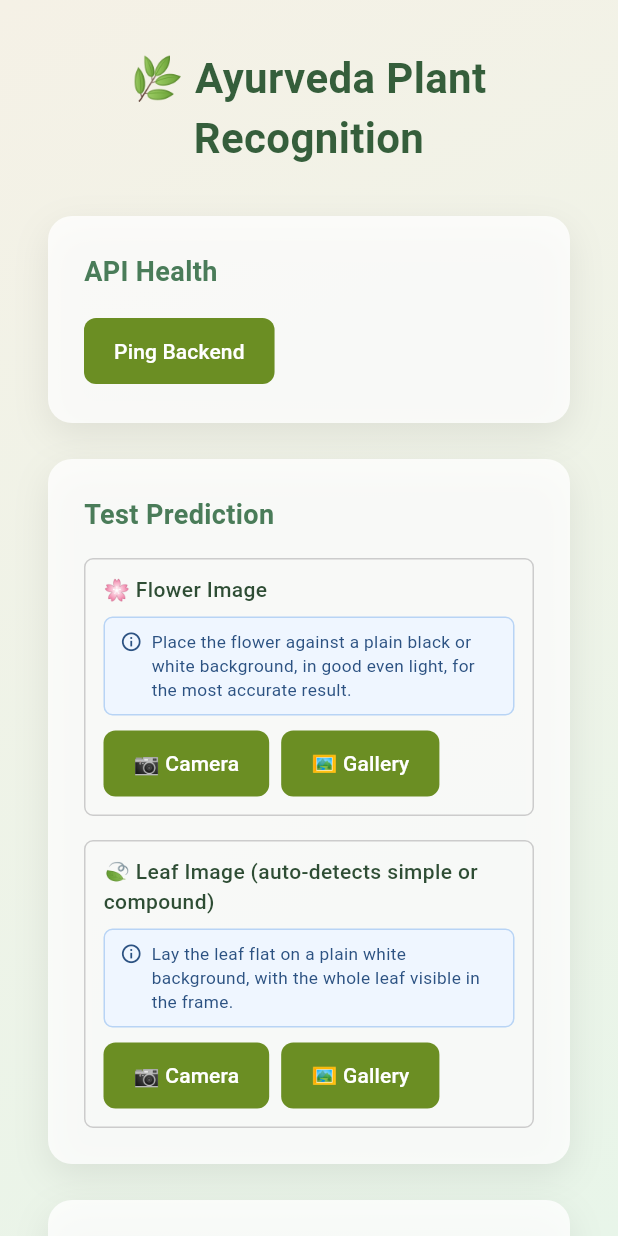
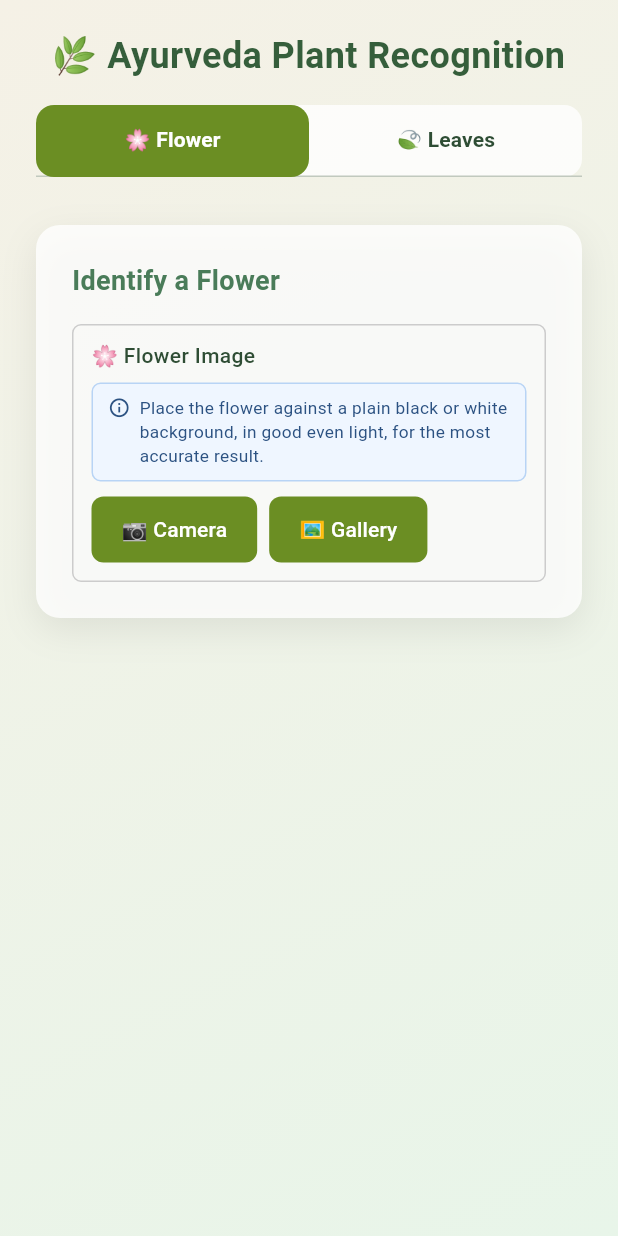
Before and after one commit to 6614Kavya/ayurveda-recognition, a Flutter app: the screen it shows after launch, on a phone screen of 412 x 824 dp. Run offline on Flutter 3.47's test engine with Material 3 defaults, Android fonts, the phone set to English and light mode, and no system bars; our stand-ins replace image_picker; missing offline and left inert: file_selector; Roboto replaces fonts that are missing (Segoe UI).

Commit message:
Implemented navigation through tab navigator for flower modules and leaf modules

```diff
--- /dev/null
+++ b/frontend-flutter/veda_vision/lib/screens/flower_tab.dart
@@ -0,0 +1,87 @@
+import 'package:flutter/material.dart';
+import 'package:image_picker/image_picker.dart';
+import '../services/api_service.dart';
+import '../services/image_picker_service.dart';
+import '../theme/app_colors.dart';
+import '../widgets/app_card.dart';
+import '../widgets/upload_row.dart';
+import '../widgets/capture_guidance_banner.dart';
+import '../widgets/result_sheet.dart';
+
+class FlowerTab extends StatefulWidget {
+  const FlowerTab({super.key});
+
+  @override
+  State<FlowerTab> createState() => _FlowerTabState();
+}
+
+class _FlowerTabState extends State<FlowerTab> {
+  bool _loading = false;
+  String? _error;
+
+  Future<void> _handleUpload(ImageSource source) async {
+    final picked = await ImagePickerService.pick(source);
+    if (picked == null) return;
+
+    setState(() {
+      _loading = true;
+      _error = null;
+    });
+
+    try {
+      final result = await ApiService.predict(endpoint: 'flower', image: picked);
+      if (!mounted) return;
+      await showResultSheet(context, result);
+    } on ApiException catch (e) {
+      setState(() => _error = e.message);
+    } finally {
+      if (mounted) setState(() => _loading = false);
+    }
+  }
+
+  @override
+  Widget build(BuildContext context) {
+    return SingleChildScrollView(
+      padding: const EdgeInsets.all(24),
+      child: Column(
+        crossAxisAlignment: CrossAxisAlignment.stretch,
+        children: [
+          AppCard(
+            title: 'Identify a Flower',
+            child: UploadRow(
+              emoji: '🌸',
+              label: 'Flower Image',
+              guidance: CaptureSubject.flower,
+              onPick: _handleUpload,
+            ),
+          ),
+          const SizedBox(height: 16),
+          if (_loading)
+            const Padding(
+              padding: EdgeInsets.only(top: 8),
+              child: Text(
+                'Analyzing plant...',
+                style: TextStyle(
+                  color: AppColors.loadingColor,
+                  fontWeight: FontWeight.bold,
+                  fontSize: 15,
+                ),
+              ),
+            ),
+          if (_error != null)
+            Padding(
+              padding: const EdgeInsets.only(top: 8),
+              child: Text(
+                _error!,
+                style: const TextStyle(
+                  color: AppColors.errorColor,
+                  fontWeight: FontWeight.bold,
+                  fontSize: 15,
+                ),
+              ),
+            ),
+        ],
+      ),
+    );
+  }
+}
--- a/frontend-flutter/veda_vision/lib/screens/home_page.dart
+++ b/frontend-flutter/veda_vision/lib/screens/home_page.dart
@@ -1,112 +1,16 @@
-import 'dart:convert';
 import 'package:flutter/material.dart';
-import 'package:image_picker/image_picker.dart';
-import '../models/picked_image.dart';
-import '../services/api_service.dart';
-import '../services/image_picker_service.dart';
 import '../theme/app_colors.dart';
-import '../widgets/app_card.dart';
-import '../widgets/app_button.dart';
-import '../widgets/upload_row.dart';
-import '../widgets/health_image_slot.dart';
-import '../widgets/output_panel.dart';
-import '../widgets/capture_guidance_banner.dart';
-import '../widgets/results/prediction_result_view.dart';
+import 'flower_tab.dart';
+import 'leaf_tab.dart';
 
-class HomePage extends StatefulWidget {
+class HomePage extends StatelessWidget {
   const HomePage({super.key});
 
   @override
-  State<HomePage> createState() => _HomePageState();
-}
-
-class _HomePageState extends State<HomePage> {
-  Map<String, dynamic>? _health;
-  Map<String, dynamic>? _prediction;
-  bool _loading = false;
-  String? _error;
-
-  PickedImage? _healthTop;
-  PickedImage? _healthBottom;
-
-  Future<void> _checkHealth() async {
-    setState(() => _error = null);
-    try {
-      final result = await ApiService.checkHealth();
-      setState(() => _health = result);
-    } on ApiException catch (e) {
-      setState(() => _error = e.message);
-    }
-  }
-
-  Future<void> _handleUpload(String endpoint, ImageSource source) async {
-    final picked = await ImagePickerService.pick(source);
-    if (picked == null) return;
-
-    setState(() {
-      _loading = true;
-      _error = null;
-      _prediction = null;
-    });
-
-    try {
-      final result = await ApiService.predict(endpoint: endpoint, image: picked);
-      setState(() => _prediction = result);
-    } on ApiException catch (e) {
-      setState(() => _error = e.message);
-    } finally {
-      setState(() => _loading = false);
-    }
-  }
-
-  Future<void> _pickHealthTop(ImageSource source) async {
-    final img = await ImagePickerService.pick(source);
-    if (img == null) return;
-    setState(() {
-      _healthTop = img;
-      _error = null;
-    });
-  }
-
-  Future<void> _pickHealthBottom(ImageSource source) async {
-    final img = await ImagePickerService.pick(source);
-    if (img == null) return;
-    setState(() {
-      _healthBottom = img;
-      _error = null;
-    });
-  }
-
-  Future<void> _submitLeafHealth() async {
-    if (_healthTop == null || _healthBottom == null) {
-      setState(() => _error = 'Please select both a top and a bottom leaf image first.');
-      return;
-    }
-
-    setState(() {
-      _loading = true;
-      _error = null;
-      _prediction = null;
-    });
-
-    try {
-      final result =
-          await ApiService.predictLeafHealth(top: _healthTop!, bottom: _healthBottom!);
-      setState(() {
-        _prediction = result;
-        _healthTop = null;
-        _healthBottom = null;
-      });
-    } on ApiException catch (e) {
-      setState(() => _error = e.message);
-    } finally {
-      setState(() => _loading = false);
-    }
-  }
-
-  @override
   Widget build(BuildContext context) {
-    return Scaffold(
+    return DefaultTabController(
+      length: 2,
+      child: Scaffold(
         body: Container(
           decoration: const BoxDecoration(
             gradient: LinearGradient(
@@ -116,103 +20,51 @@ class _HomePageState extends State<HomePage> {
             ),
           ),
           child: SafeArea(
-          child: SingleChildScrollView(
-            padding: const EdgeInsets.all(32),
             child: Column(
-              crossAxisAlignment: CrossAxisAlignment.stretch,
               children: [
-                const Text(
+                const Padding(
+                  padding: EdgeInsets.fromLTRB(24, 20, 24, 4),
+                  child: Text(
                     '🌿 Ayurveda Plant Recognition',
                     textAlign: TextAlign.center,
-                  style: TextStyle(fontSize: 28, fontWeight: FontWeight.bold, color: AppColors.titleColor),
+                    style: TextStyle(
+                      fontSize: 24,
+                      fontWeight: FontWeight.bold,
+                      color: AppColors.titleColor,
                     ),
-                const SizedBox(height: 32),
-
-                AppCard(
-                  title: 'API Health',
-                  child: Column(
-                    crossAxisAlignment: CrossAxisAlignment.start,
-                    children: [
-                      AppButton(label: 'Ping Backend', onPressed: _checkHealth),
-                      if (_health != null) ...[
+                  ),
+                ),
                 const SizedBox(height: 12),
-                        OutputPanel(text: const JsonEncoder.withIndent('  ').convert(_health)),
-                      ],
+                Container(
+                  margin: const EdgeInsets.symmetric(horizontal: 24),
+                  decoration: BoxDecoration(
+                    color: AppColors.cardBg,
+                    borderRadius: BorderRadius.circular(12),
+                  ),
+                  child: TabBar(
+                    indicator: BoxDecoration(
+                      color: AppColors.buttonBg,
+                      borderRadius: BorderRadius.circular(12),
+                    ),
+                    indicatorSize: TabBarIndicatorSize.tab,
+                    labelColor: Colors.white,
+                    unselectedLabelColor: AppColors.textPrimary,
+                    labelStyle: const TextStyle(fontWeight: FontWeight.w600, fontSize: 14),
+                    tabs: const [
+                      Tab(text: '🌸 Flower'),
+                      Tab(text: '🍃 Leaves'),
                     ],
                   ),
                 ),
-                const SizedBox(height: 24),
-
-                AppCard(
-                  title: 'Test Prediction',
-                  child: Column(
-                    crossAxisAlignment: CrossAxisAlignment.stretch,
+                const SizedBox(height: 8),
+                const Expanded(
+                  child: TabBarView(
                     children: [
-                      UploadRow(
-                        emoji: '🌸',
-                        label: 'Flower Image',
-                        guidance: CaptureSubject.flower,
-                        onPick: (source) => _handleUpload('flower', source),
-                      ),
-                      const SizedBox(height: 16),
-                      UploadRow(
-                        emoji: '🍃',
-                        label: 'Leaf Image (auto-detects simple or compound)',
-                        guidance: CaptureSubject.leaf,
-                        onPick: (source) => _handleUpload('leaf', source),
-                      ),
+                      FlowerTab(),
+                      LeafTab(),
                     ],
                   ),
                 ),
-                const SizedBox(height: 24),
-
-                AppCard(
-                  title: 'Leaf Health Assessment',
-                  child: Column(
-                    crossAxisAlignment: CrossAxisAlignment.stretch,
-                    children: [
-                      const Text(
-                        'Upload both the top and bottom of the same leaf to assess its health.',
-                        style: TextStyle(color: AppColors.textPrimary, fontSize: 13),
-                      ),
-                      const SizedBox(height: 12),
-                      HealthImageSlot(
-                        emoji: '⬆️',
-                        label: 'Top of Leaf',
-                        picked: _healthTop,
-                        guidance: CaptureSubject.leaf,
-                        onPick: _pickHealthTop,
-                      ),
-                      const SizedBox(height: 12),
-                      HealthImageSlot(
-                        emoji: '⬇️',
-                        label: 'Bottom of Leaf',
-                        picked: _healthBottom,
-                        onPick: _pickHealthBottom,
-                      ),
-                      const SizedBox(height: 16),
-                      AppButton(label: '🩺 Assess Leaf Health', onPressed: _submitLeafHealth),
-                    ],
-                  ),
-                ),
-                const SizedBox(height: 16),
-
-                if (_loading)
-                  const Text(
-                    'Analyzing plant...',
-                    style: TextStyle(color: AppColors.loadingColor, fontWeight: FontWeight.bold, fontSize: 15),
-                  ),
-
-                if (_error != null)
-                  Text(
-                    _error!,
-                    style: const TextStyle(color: AppColors.errorColor, fontWeight: FontWeight.bold, fontSize: 15),
-                  ),
-
-                if (_prediction != null) ...[
-                  const SizedBox(height: 8),
-                  AppCard(title: 'Prediction Result', child: PredictionResultView(data: _prediction!)),
-                ],
               ],
             ),
           ),
--- a/frontend-flutter/veda_vision/lib/services/api_service.dart
+++ b/frontend-flutter/veda_vision/lib/services/api_service.dart
@@ -13,9 +13,7 @@ class ApiException implements Exception {
 }
 
 class ApiService {
-  // TODO: swap for your Render URL when testing against production,
-  // e.g. 'https://ayurveda-recognition.onrender.com' (no trailing slash).
-  static const String baseUrl = 'http://localhost:8000';
+  static const String baseUrl = 'https://ayurveda-recognition.onrender.com';
 
   static Future<Map<String, dynamic>> checkHealth() async {
     try {
--- a/frontend-flutter/veda_vision/pubspec.yaml
+++ b/frontend-flutter/veda_vision/pubspec.yaml
@@ -32,7 +32,7 @@ dependencies:
     sdk: flutter
   http: ^1.2.0
   image_picker: ^1.0.7
-  file_picker: ^8.1.2
+  file_picker: ^10.3.3
   file_selector: ^1.0.0
   platform: ^3.1.0
 
```
Also changed, not shown: frontend-flutter/veda_vision/lib/screens/leaf_tab.dart (added, +165 -0 lines), frontend-flutter/veda_vision/lib/widgets/health_image_slot.dart (+15 -18 lines), frontend-flutter/veda_vision/lib/widgets/result_sheet.dart (added, +73 -0 lines), frontend-flutter/veda_vision/pubspec.lock, 1 other file. Lines whose indentation alone changed are shown as unchanged.
